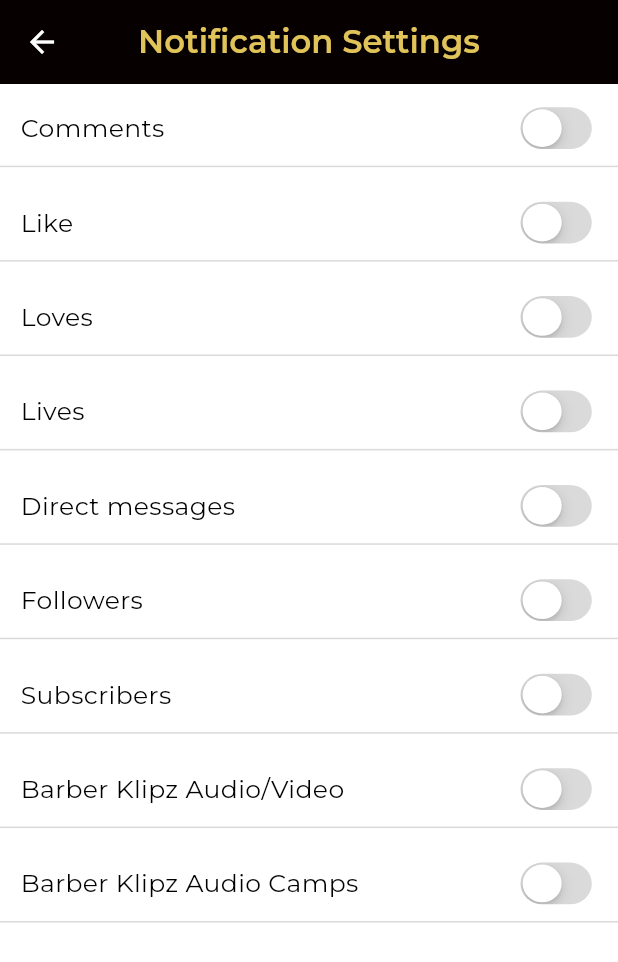
After one commit to mharsh13/barber-klipz-ui, a Flutter app: the NotificationSettingsScreen screen opened directly, on a phone screen of 412 x 824 dp. The commit adds this screen. Shown: the top 962 px of the screen. Run offline on Flutter 3.47's test engine with Material 3 defaults, Android fonts, the light colour scheme and no system bars; our stand-ins replace badges, cached_network_image, card_swiper, country_code_picker, dotted_border, flutter_blurhash and 6 more; missing offline and left inert: adaptive_action_sheet, photofilters.

Commit message:
[feat] - Notification Settings Screen

```diff
--- a/lib/Screens/AccountSettingsScreen/Components/account_section.dart
+++ b/lib/Screens/AccountSettingsScreen/Components/account_section.dart
@@ -1,5 +1,6 @@
 import 'package:barber_klipz_ui/Screens/ChangePasswordScreen/change_password_screen.dart';
 import 'package:barber_klipz_ui/Screens/ChangeUsernameScreen/change_username_screen.dart';
+import 'package:barber_klipz_ui/Screens/NotificationSettingsScreen/notification_settings_screen.dart';
 import 'package:barber_klipz_ui/Utils/navigator_util.dart';
 import 'package:flutter/material.dart';
 import 'package:flutter_screenutil/flutter_screenutil.dart';
@@ -162,7 +163,10 @@
             ),
             const Spacer(),
             IconButton(
-              onPressed: () {},
+              onPressed: () {
+                NavigatorUtil.push(context,
+                    screen: const NotificationSettingsScreen());
+              },
               icon: const Icon(
                 Icons.arrow_forward_ios,
                 color: kTextSubTitle,
--- /dev/null
+++ b/lib/Screens/NotificationSettingsScreen/Backend/Provider/notification_settings_base_model.dart
@@ -0,0 +1,82 @@
+import 'package:flutter/material.dart';
+import 'package:flutter_screenutil/flutter_screenutil.dart';
+import 'package:hooks_riverpod/hooks_riverpod.dart';
+
+final notificationSettingsBaseModel =
+    ChangeNotifierProvider((ref) => NotificationSettingsBaseModel(ref));
+
+class NotificationSettingsBaseModel extends ChangeNotifier {
+  final Ref ref;
+  NotificationSettingsBaseModel(this.ref);
+
+  //variables
+  final ScreenUtil _screenUtil = ScreenUtil();
+  bool _comments = false;
+  bool _like = false;
+  bool _loves = false;
+  bool _lives = false;
+  bool _directMessages = false;
+  bool _followers = false;
+  bool _subscribers = false;
+  bool _audioVideo = false;
+  bool _camps = false;
+
+  //getters
+  ScreenUtil get screenUtil => _screenUtil;
+  bool get comments => _comments;
+  bool get like => _like;
+  bool get loves => _loves;
+  bool get lives => _lives;
+  bool get directMessages => _directMessages;
+  bool get followers => _followers;
+  bool get subscribers => _subscribers;
+  bool get audioVideo => _audioVideo;
+  bool get camps => _camps;
+
+  //functions
+
+  void enableComments(bool value) {
+    _comments = value;
+    notifyListeners();
+  }
+
+  void enableLikes(bool value) {
+    _like = value;
+    notifyListeners();
+  }
+
+  void enableLoves(bool value) {
+    _loves = value;
+    notifyListeners();
+  }
+
+  void enableLives(bool value) {
+    _lives = value;
+    notifyListeners();
+  }
+
+  void enableDirectMessages(bool value) {
+    _directMessages = value;
+    notifyListeners();
+  }
+
+  void enableFollowers(bool value) {
+    _followers = value;
+    notifyListeners();
+  }
+
+  void enableSubscribers(bool value) {
+    _subscribers = value;
+    notifyListeners();
+  }
+
+  void enableAudiVideo(bool value) {
+    _audioVideo = value;
+    notifyListeners();
+  }
+
+  void enableAudioCamps(bool value) {
+    _camps = value;
+    notifyListeners();
+  }
+}
--- /dev/null
+++ b/lib/Screens/NotificationSettingsScreen/notification_settings_screen.dart
@@ -0,0 +1,367 @@
+import 'package:barber_klipz_ui/Screens/NotificationSettingsScreen/Backend/Provider/notification_settings_base_model.dart';
+import 'package:flutter/cupertino.dart';
+import 'package:flutter/material.dart';
+import 'package:hooks_riverpod/hooks_riverpod.dart';
+
+import '../../Resources/color_const.dart';
+import '../../Utils/text_util.dart';
+
+class NotificationSettingsScreen extends ConsumerStatefulWidget {
+  const NotificationSettingsScreen({super.key});
+
+  @override
+  ConsumerState<NotificationSettingsScreen> createState() =>
+      _NotificationSettingsScreenState();
+}
+
+class _NotificationSettingsScreenState
+    extends ConsumerState<NotificationSettingsScreen> {
+  @override
+  Widget build(BuildContext context) {
+    final baseModel = ref.watch(notificationSettingsBaseModel);
+    final screenUtil = baseModel.screenUtil;
+    return Scaffold(
+      appBar: AppBar(
+        backgroundColor: kBlack2,
+        title: TextUtil.secondaryText(
+          text: "Notification Settings",
+          color: kGold,
+          size: 18,
+          fontWeight: FontWeight.w600,
+        ),
+        centerTitle: true,
+        leading: const BackButton(
+          color: kWhite,
+        ),
+      ),
+      body: Column(
+        children: [
+          Padding(
+            padding: EdgeInsets.only(
+              left: screenUtil.setWidth(12),
+              right: screenUtil.setWidth(12),
+              top: screenUtil.setHeight(10),
+            ),
+            child: Row(
+              children: [
+                TextUtil.secondaryText(
+                  text: "Comments",
+                  color: kBlack,
+                  size: 14,
+                ),
+                const Spacer(),
+                SizedBox(
+                  width: 55,
+                  height: 35,
+                  child: FittedBox(
+                    fit: BoxFit.fill,
+                    child: CupertinoSwitch(
+                      value: baseModel.comments,
+                      activeColor: kYellow,
+                      trackColor: kGrey,
+                      thumbColor: kWhite,
+                      onChanged: (value) {
+                        baseModel.enableComments(value);
+                      },
+                    ),
+                  ),
+                ),
+              ],
+            ),
+          ),
+          const Divider(
+            color: kGrey,
+          ),
+          Padding(
+            padding: EdgeInsets.only(
+              left: screenUtil.setWidth(12),
+              right: screenUtil.setWidth(12),
+              top: screenUtil.setHeight(10),
+            ),
+            child: Row(
+              children: [
+                TextUtil.secondaryText(
+                  text: "Like",
+                  color: kBlack,
+                  size: 14,
+                ),
+                const Spacer(),
+                SizedBox(
+                  width: 55,
+                  height: 35,
+                  child: FittedBox(
+                    fit: BoxFit.fill,
+                    child: CupertinoSwitch(
+                      value: baseModel.like,
+                      activeColor: kYellow,
+                      trackColor: kGrey,
+                      thumbColor: kWhite,
+                      onChanged: (value) {
+                        baseModel.enableLikes(value);
+                      },
+                    ),
+                  ),
+                ),
+              ],
+            ),
+          ),
+          const Divider(
+            color: kGrey,
+          ),
+          Padding(
+            padding: EdgeInsets.only(
+              left: screenUtil.setWidth(12),
+              right: screenUtil.setWidth(12),
+              top: screenUtil.setHeight(10),
+            ),
+            child: Row(
+              children: [
+                TextUtil.secondaryText(
+                  text: "Loves",
+                  color: kBlack,
+                  size: 14,
+                ),
+                const Spacer(),
+                SizedBox(
+                  width: 55,
+                  height: 35,
+                  child: FittedBox(
+                    fit: BoxFit.fill,
+                    child: CupertinoSwitch(
+                      value: baseModel.loves,
+                      activeColor: kYellow,
+                      trackColor: kGrey,
+                      thumbColor: kWhite,
+                      onChanged: (value) {
+                        baseModel.enableLoves(value);
+                      },
+                    ),
+                  ),
+                ),
+              ],
+            ),
+          ),
+          const Divider(
+            color: kGrey,
+          ),
+          Padding(
+            padding: EdgeInsets.only(
+              left: screenUtil.setWidth(12),
+              right: screenUtil.setWidth(12),
+              top: screenUtil.setHeight(10),
+            ),
+            child: Row(
+              children: [
+                TextUtil.secondaryText(
+                  text: "Lives",
+                  color: kBlack,
+                  size: 14,
+                ),
+                const Spacer(),
+                SizedBox(
+                  width: 55,
+                  height: 35,
+                  child: FittedBox(
+                    fit: BoxFit.fill,
+                    child: CupertinoSwitch(
+                      value: baseModel.lives,
+                      activeColor: kYellow,
+                      trackColor: kGrey,
+                      thumbColor: kWhite,
+                      onChanged: (value) {
+                        baseModel.enableLives(value);
+                      },
+                    ),
+                  ),
+                ),
+              ],
+            ),
+          ),
+          const Divider(
+            color: kGrey,
+          ),
+          Padding(
+            padding: EdgeInsets.only(
+              left: screenUtil.setWidth(12),
+              right: screenUtil.setWidth(12),
+              top: screenUtil.setHeight(10),
+            ),
+            child: Row(
+              children: [
+                TextUtil.secondaryText(
+                  text: "Direct messages",
+                  color: kBlack,
+                  size: 14,
+                ),
+                const Spacer(),
+                SizedBox(
+                  width: 55,
+                  height: 35,
+                  child: FittedBox(
+                    fit: BoxFit.fill,
+                    child: CupertinoSwitch(
+                      value: baseModel.directMessages,
+                      activeColor: kYellow,
+                      trackColor: kGrey,
+                      thumbColor: kWhite,
+                      onChanged: (value) {
+                        baseModel.enableDirectMessages(value);
+                      },
+                    ),
+                  ),
+                ),
+              ],
+            ),
+          ),
+          const Divider(
+            color: kGrey,
+          ),
+          Padding(
+            padding: EdgeInsets.only(
+              left: screenUtil.setWidth(12),
+              right: screenUtil.setWidth(12),
+              top: screenUtil.setHeight(10),
+            ),
+            child: Row(
+              children: [
+                TextUtil.secondaryText(
+                  text: "Followers",
+                  color: kBlack,
+                  size: 14,
+                ),
+                const Spacer(),
+                SizedBox(
+                  width: 55,
+                  height: 35,
+                  child: FittedBox(
+                    fit: BoxFit.fill,
+                    child: CupertinoSwitch(
+                      value: baseModel.followers,
+                      activeColor: kYellow,
+                      trackColor: kGrey,
+                      thumbColor: kWhite,
+                      onChanged: (value) {
+                        baseModel.enableFollowers(value);
+                      },
+                    ),
+                  ),
+                ),
+              ],
+            ),
+          ),
+          const Divider(
+            color: kGrey,
+          ),
+          Padding(
+            padding: EdgeInsets.only(
+              left: screenUtil.setWidth(12),
+              right: screenUtil.setWidth(12),
+              top: screenUtil.setHeight(10),
+            ),
+            child: Row(
+              children: [
+                TextUtil.secondaryText(
+                  text: "Subscribers",
+                  color: kBlack,
+                  size: 14,
+                ),
+                const Spacer(),
+                SizedBox(
+                  width: 55,
+                  height: 35,
+                  child: FittedBox(
+                    fit: BoxFit.fill,
+                    child: CupertinoSwitch(
+                      value: baseModel.subscribers,
+                      activeColor: kYellow,
+                      trackColor: kGrey,
+                      thumbColor: kWhite,
+                      onChanged: (value) {
+                        baseModel.enableSubscribers(value);
+                      },
+                    ),
+                  ),
+                ),
+              ],
+            ),
+          ),
+          const Divider(
+            color: kGrey,
+          ),
+          Padding(
+            padding: EdgeInsets.only(
+              left: screenUtil.setWidth(12),
+              right: screenUtil.setWidth(12),
+              top: screenUtil.setHeight(10),
+            ),
+            child: Row(
+              children: [
+                TextUtil.secondaryText(
+                  text: "Barber Klipz Audio/Video",
+                  color: kBlack,
+                  size: 14,
+                ),
+                const Spacer(),
+                SizedBox(
+                  width: 55,
+                  height: 35,
+                  child: FittedBox(
+                    fit: BoxFit.fill,
+                    child: CupertinoSwitch(
+                      value: baseModel.audioVideo,
+                      activeColor: kYellow,
+                      trackColor: kGrey,
+                      thumbColor: kWhite,
+                      onChanged: (value) {
+                        baseModel.enableAudiVideo(value);
+                      },
+                    ),
+                  ),
+                ),
+              ],
+            ),
+          ),
+          const Divider(
+            color: kGrey,
+          ),
+          Padding(
+            padding: EdgeInsets.only(
+              left: screenUtil.setWidth(12),
+              right: screenUtil.setWidth(12),
+              top: screenUtil.setHeight(10),
+            ),
+            child: Row(
+              children: [
+                TextUtil.secondaryText(
+                  text: "Barber Klipz Audio Camps",
+                  color: kBlack,
+                  size: 14,
+                ),
+                const Spacer(),
+                SizedBox(
+                  width: 55,
+                  height: 35,
+                  child: FittedBox(
+                    fit: BoxFit.fill,
+                    child: CupertinoSwitch(
+                      value: baseModel.camps,
+                      activeColor: kYellow,
+                      trackColor: kGrey,
+                      thumbColor: kWhite,
+                      onChanged: (value) {
+                        baseModel.enableAudioCamps(value);
+                      },
+                    ),
+                  ),
+                ),
+              ],
+            ),
+          ),
+          const Divider(
+            color: kGrey,
+          )
+        ],
+      ),
+    );
+  }
+}
```
